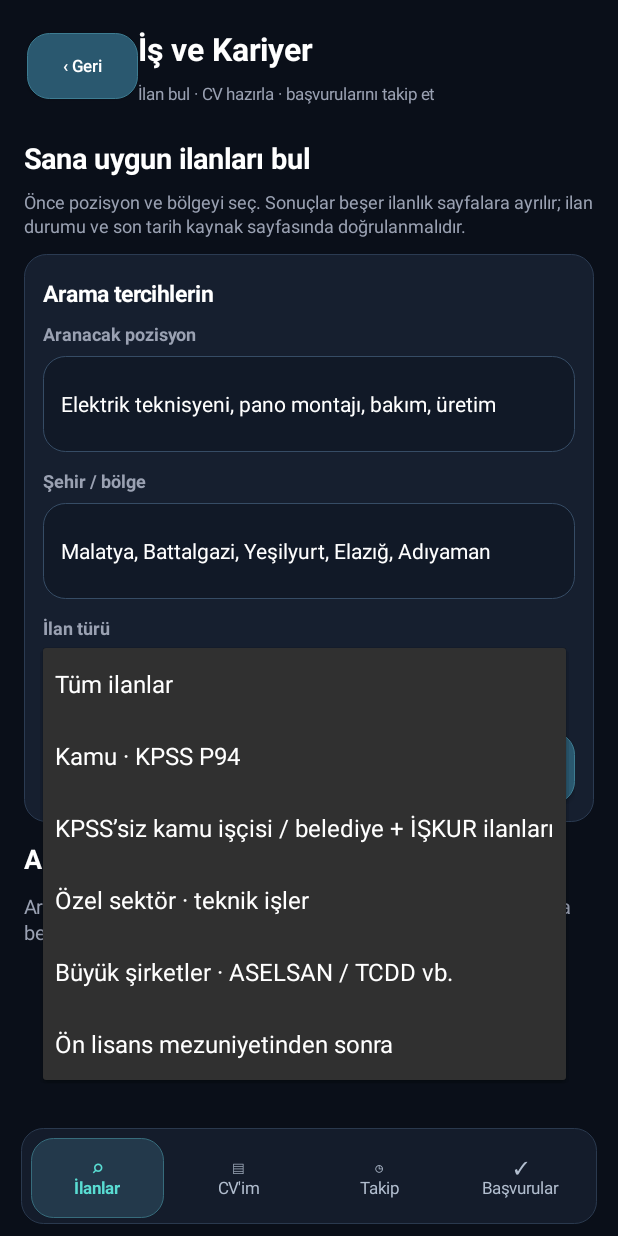
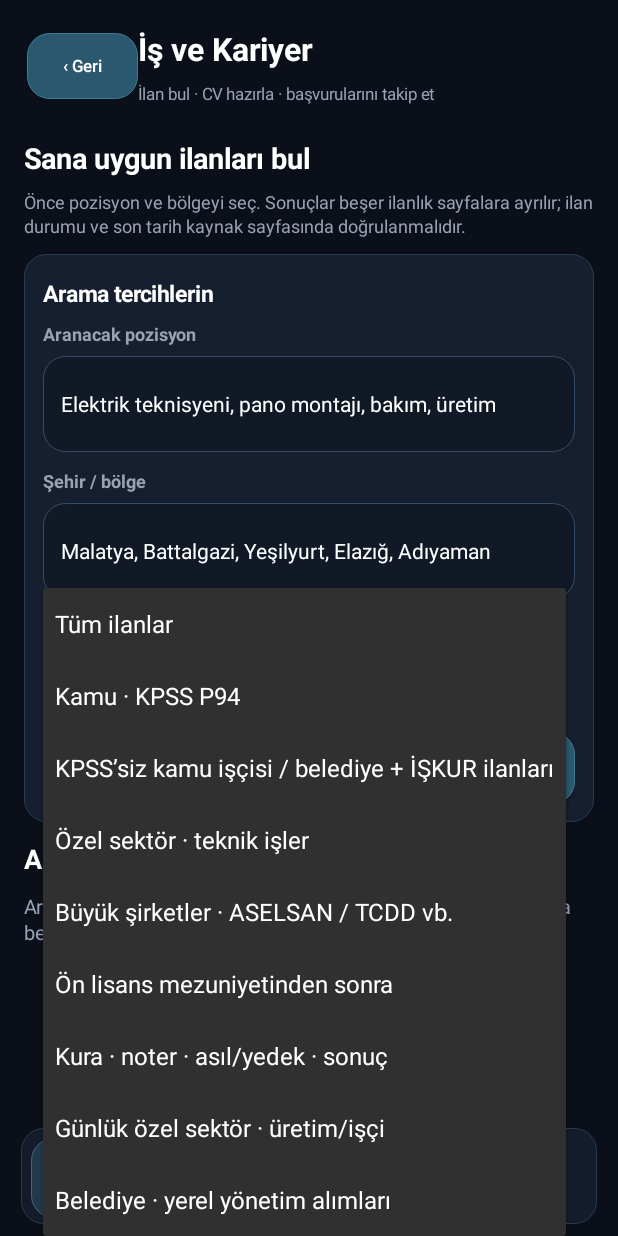
Before and after one commit to aries919-bot/Jarvis, an Android app built with Jetpack Compose: the CareerActivity screen opened directly, with no data from a screen before it, after a tap on "Tüm ilanlar", on a phone screen of 412 x 824 dp. Run offline under Robolectric (Android 15) with nearby library versions, the phone set to English and light mode, and no system bars; network calls fail; 3 statements that could not run were skipped.

Commit message:
Add focused recruitment tracker filters to career screen

```diff
--- a/app/src/main/java/com/cem/jarvis/CareerActivity.kt
+++ b/app/src/main/java/com/cem/jarvis/CareerActivity.kt
@@ -31,7 +31,7 @@ class CareerActivity : Activity() {
     private var processPage = 0
     private var manualScanLiveData: androidx.lifecycle.LiveData<androidx.work.WorkInfo?>? = null
     private var manualScanObserver: androidx.lifecycle.Observer<androidx.work.WorkInfo?>? = null
-    private val filters = listOf("Tüm ilanlar", "Kamu · KPSS P94", "KPSS’siz kamu işçisi / belediye + İŞKUR ilanları", "Özel sektör · teknik işler", "Büyük şirketler · ASELSAN / TCDD vb.", "Ön lisans mezuniyetinden sonra")
+    private val filters = listOf("Tüm ilanlar", "Kamu · KPSS P94", "KPSS’siz kamu işçisi / belediye + İŞKUR ilanları", "Özel sektör · teknik işler", "Büyük şirketler · ASELSAN / TCDD vb.", "Ön lisans mezuniyetinden sonra", "Kura · noter · asıl/yedek · sonuç", "Günlük özel sektör · üretim/işçi", "Belediye · yerel yönetim alımları")
     private val muted = Color.rgb(154, 161, 178)
     private lateinit var monitorStatus: TextView
     private lateinit var pageScroll: ScrollView
```
